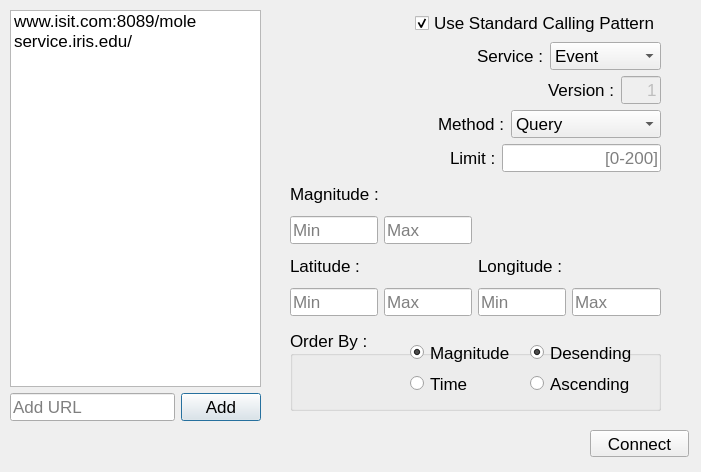
Above: EMV/Dialogs/fdsnrequestdialog.ui from reon/EMV-4 before the change. Below: the same form after it.
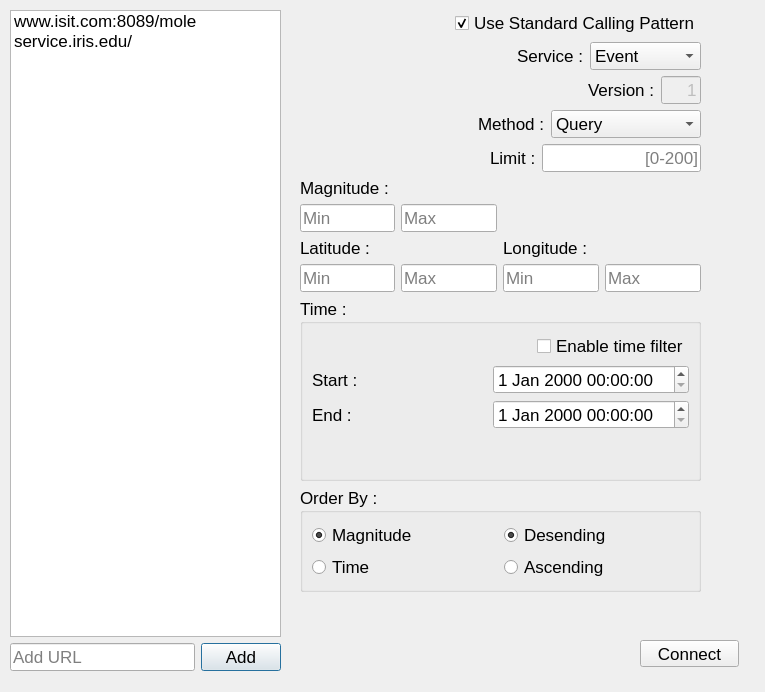
That is the form after the change.

Commit message: Expanded FDSN Dialog.

The edit to the form file:
```diff
--- a/EMV/Dialogs/fdsnrequestdialog.ui
+++ b/EMV/Dialogs/fdsnrequestdialog.ui
@@ -6,8 +6,8 @@
    <rect>
     <x>0</x>
     <y>0</y>
-    <width>701</width>
-    <height>472</height>
+    <width>765</width>
+    <height>692</height>
    </rect>
   </property>
   <property name="font">
@@ -23,11 +23,11 @@
     <rect>
      <x>10</x>
      <y>10</y>
-     <width>251</width>
-     <height>411</height>
+     <width>271</width>
+     <height>661</height>
     </rect>
    </property>
-   <layout class="QVBoxLayout" name="verticalLayout">
+   <layout class="QVBoxLayout" name="URLverticalLayout">
     <item>
      <widget class="QListWidget" name="HostListWidget">
       <item>
@@ -68,8 +68,8 @@
   <widget class="QPushButton" name="ConnectButton">
    <property name="geometry">
     <rect>
-     <x>590</x>
-     <y>430</y>
+     <x>640</x>
+     <y>640</y>
      <width>99</width>
      <height>27</height>
     </rect>
@@ -81,10 +81,10 @@
   <widget class="QWidget" name="layoutWidget">
    <property name="geometry">
     <rect>
-     <x>290</x>
+     <x>300</x>
      <y>10</y>
-     <width>371</width>
-     <height>306</height>
+     <width>401</width>
+     <height>621</height>
     </rect>
    </property>
    <layout class="QVBoxLayout" name="verticalLayout_2">
@@ -429,29 +429,112 @@
       </item>
      </layout>
     </item>
-   </layout>
-  </widget>
+    <item>
+     <widget class="QGroupBox" name="TimeBox">
+      <property name="title">
+       <string>Time :</string>
+      </property>
+      <layout class="QGridLayout" name="gridLayout_2">
+       <item row="0" column="0">
+        <layout class="QVBoxLayout" name="verticalLayout">
+         <item>
+          <layout class="QHBoxLayout" name="horizontalLayout_9">
+           <item>
+            <spacer name="horizontalSpacer_6">
+             <property name="orientation">
+              <enum>Qt::Horizontal</enum>
+             </property>
+             <property name="sizeHint" stdset="0">
+              <size>
+               <width>40</width>
+               <height>20</height>
+              </size>
+             </property>
+            </spacer>
+           </item>
+           <item>
+            <widget class="QCheckBox" name="FilterTimeCheckBox">
+             <property name="text">
+              <string>Enable time filter</string>
+             </property>
+            </widget>
+           </item>
+          </layout>
+         </item>
+         <item>
+          <layout class="QHBoxLayout" name="horizontalLayout_4">
+           <item>
+            <widget class="QLabel" name="StartTimeLabel">
+             <property name="text">
+              <string>Start :</string>
+             </property>
+            </widget>
+           </item>
+           <item>
+            <widget class="QDateTimeEdit" name="StartDateTimeEdit">
+             <property name="dateTime">
+              <datetime>
+               <hour>0</hour>
+               <minute>0</minute>
+               <second>0</second>
+               <year>2000</year>
+               <month>1</month>
+               <day>1</day>
+              </datetime>
+             </property>
+             <property name="date">
+              <date>
+               <year>2000</year>
+               <month>1</month>
+               <day>1</day>
+              </date>
+             </property>
+            </widget>
+           </item>
+          </layout>
+         </item>
+         <item>
+          <layout class="QHBoxLayout" name="horizontalLayout_3">
+           <item>
+            <widget class="QLabel" name="EndTimeLabel">
+             <property name="text">
+              <string>End :</string>
+             </property>
+            </widget>
+           </item>
+           <item>
+            <widget class="QDateTimeEdit" name="EndDateTimeEdit"/>
+           </item>
+          </layout>
+         </item>
+         <item>
+          <spacer name="verticalSpacer">
+           <property name="orientation">
+            <enum>Qt::Vertical</enum>
+           </property>
+           <property name="sizeType">
+            <enum>QSizePolicy::Minimum</enum>
+           </property>
+           <property name="sizeHint" stdset="0">
+            <size>
+             <width>20</width>
+             <height>40</height>
+            </size>
+           </property>
+          </spacer>
+         </item>
+        </layout>
+       </item>
+      </layout>
+     </widget>
+    </item>
+    <item>
   <widget class="QGroupBox" name="OrderByBox">
-   <property name="geometry">
-    <rect>
-     <x>290</x>
-     <y>330</y>
-     <width>371</width>
-     <height>81</height>
-    </rect>
-   </property>
    <property name="title">
     <string>Order By : </string>
    </property>
-   <widget class="QWidget" name="layoutWidget">
-    <property name="geometry">
-     <rect>
-      <x>120</x>
-      <y>10</y>
-      <width>116</width>
-      <height>56</height>
-     </rect>
-    </property>
+      <layout class="QHBoxLayout" name="horizontalLayout_5">
+       <item>
     <layout class="QVBoxLayout" name="OrderByItem_verticalLayout">
      <item>
       <widget class="QRadioButton" name="OrderByMagnitudeRadioButton">
@@ -461,6 +544,9 @@
        <property name="checked">
         <bool>true</bool>
        </property>
+           <attribute name="buttonGroup">
+            <string notr="true">MagTimeButtonGroup</string>
+           </attribute>
       </widget>
      </item>
      <item>
@@ -468,19 +554,14 @@
        <property name="text">
         <string>Time</string>
        </property>
+           <attribute name="buttonGroup">
+            <string notr="true">MagTimeButtonGroup</string>
+           </attribute>
       </widget>
      </item>
     </layout>
-   </widget>
-   <widget class="QWidget" name="layoutWidget">
-    <property name="geometry">
-     <rect>
-      <x>240</x>
-      <y>10</y>
-      <width>115</width>
-      <height>56</height>
-     </rect>
-    </property>
+       </item>
+       <item>
     <layout class="QVBoxLayout" name="OrderByUpDown_verticalLayout">
      <item>
       <widget class="QRadioButton" name="OrderByDesendingRadioButton">
@@ -490,6 +571,9 @@
        <property name="checked">
         <bool>true</bool>
        </property>
+           <attribute name="buttonGroup">
+            <string notr="true">buttonGroup_2</string>
+           </attribute>
       </widget>
      </item>
      <item>
@@ -497,15 +581,34 @@
        <property name="text">
         <string>Ascending</string>
        </property>
+           <attribute name="buttonGroup">
+            <string notr="true">buttonGroup_2</string>
+           </attribute>
       </widget>
      </item>
     </layout>
-   </widget>
+       </item>
+      </layout>
+     </widget>
+    </item>
+    <item>
+     <spacer name="verticalSpacer_2">
+      <property name="orientation">
+       <enum>Qt::Vertical</enum>
+      </property>
+      <property name="sizeHint" stdset="0">
+       <size>
+        <width>20</width>
+        <height>40</height>
+       </size>
+      </property>
+     </spacer>
+    </item>
+   </layout>
   </widget>
   <zorder>layoutWidget</zorder>
   <zorder>layoutWidget</zorder>
   <zorder>ConnectButton</zorder>
-  <zorder>OrderByBox</zorder>
  </widget>
  <resources/>
  <connections/>
```
Left out of the diff: 4 changed lines with no effect on the pictures. Lines whose indentation alone changed are shown as unchanged. The commit also changes 5 other files.
